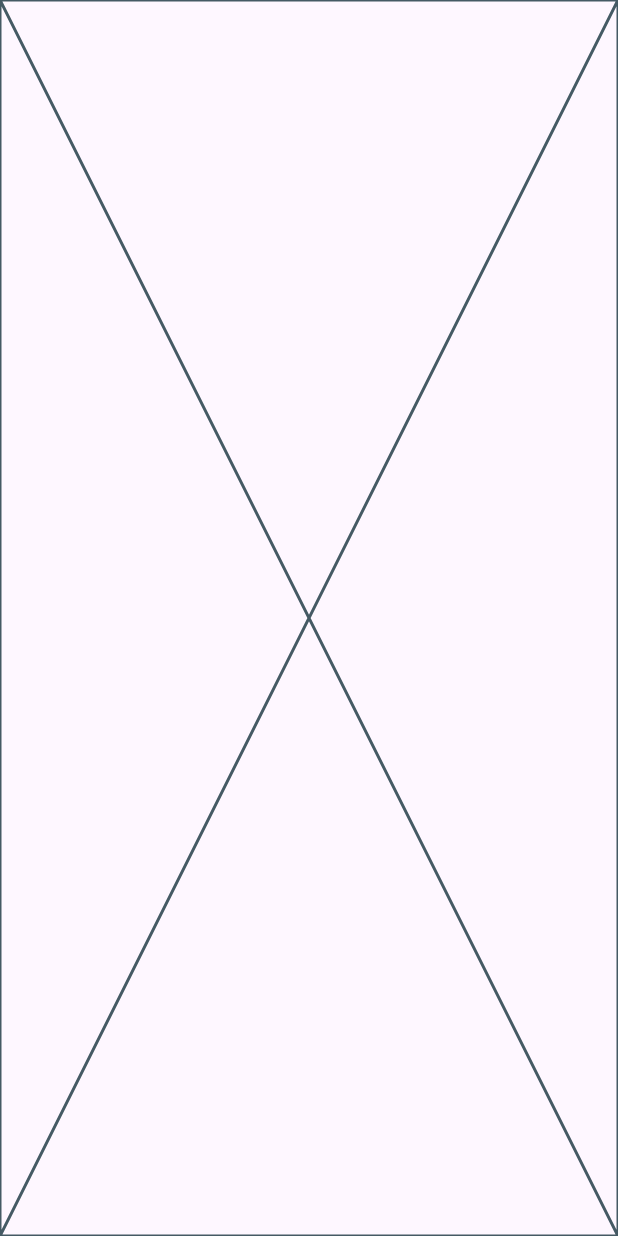
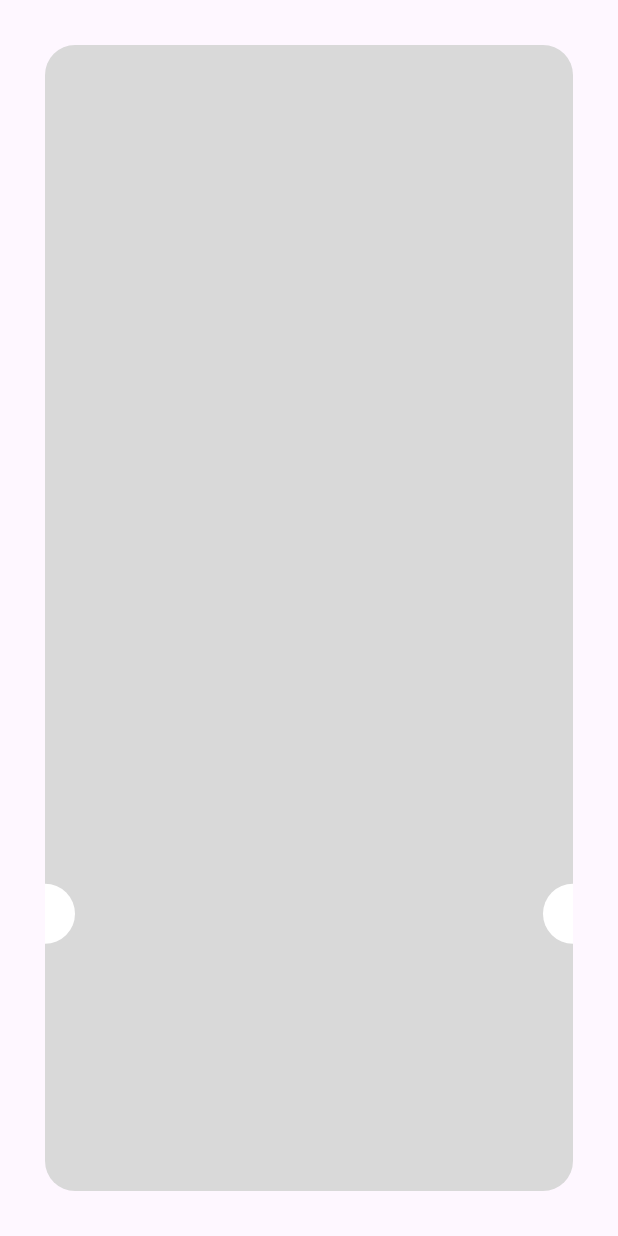
Before and after one commit to makdad-raee/payment_app, a Flutter app: the ThankYouView screen opened directly, on a phone screen of 412 x 824 dp. Run offline on Flutter 3.47's test engine with Material 3 defaults, Android fonts, the phone set to English and light mode, and no system bars; our stand-ins replace flutter_credit_card, flutter_svg.

Commit message:
add half circle avatar to right and lift button of thank u screen

```diff
--- a/lib/Features/Checkout/Presentation/Views/widgets/thank_view_body.dart
+++ b/lib/Features/Checkout/Presentation/Views/widgets/thank_view_body.dart
@@ -5,6 +5,28 @@ class ThankYouViewBody extends StatelessWidget {
 
   @override
   Widget build(BuildContext context) {
-    return const Placeholder();
+    return Padding(
+      padding: const EdgeInsets.all(30.0),
+      child: Stack(
+        children: [
+          Container(
+            decoration: ShapeDecoration(
+              color: const Color(0xFFD9D9D9),
+              shape: RoundedRectangleBorder(
+                borderRadius: BorderRadius.circular(20),
+              ),
+            ),
+          ),
+          Positioned(
+            left: -20,
+            bottom: MediaQuery.sizeOf(context).height*0.2,
+            child: CircleAvatar(backgroundColor: Colors.white,),),
+            Positioned(
+            right: -20,
+            bottom: MediaQuery.sizeOf(context).height*0.2,
+            child: CircleAvatar(backgroundColor: Colors.white,),),
+        ],
+      ),
+    );
   }
 }
```
